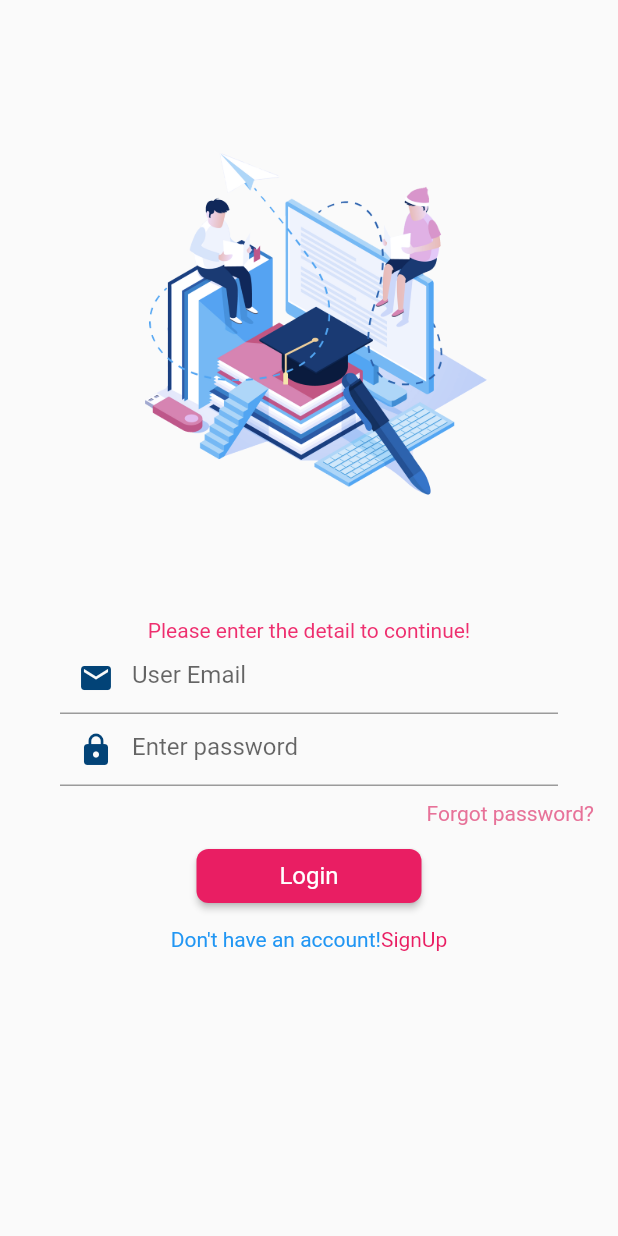
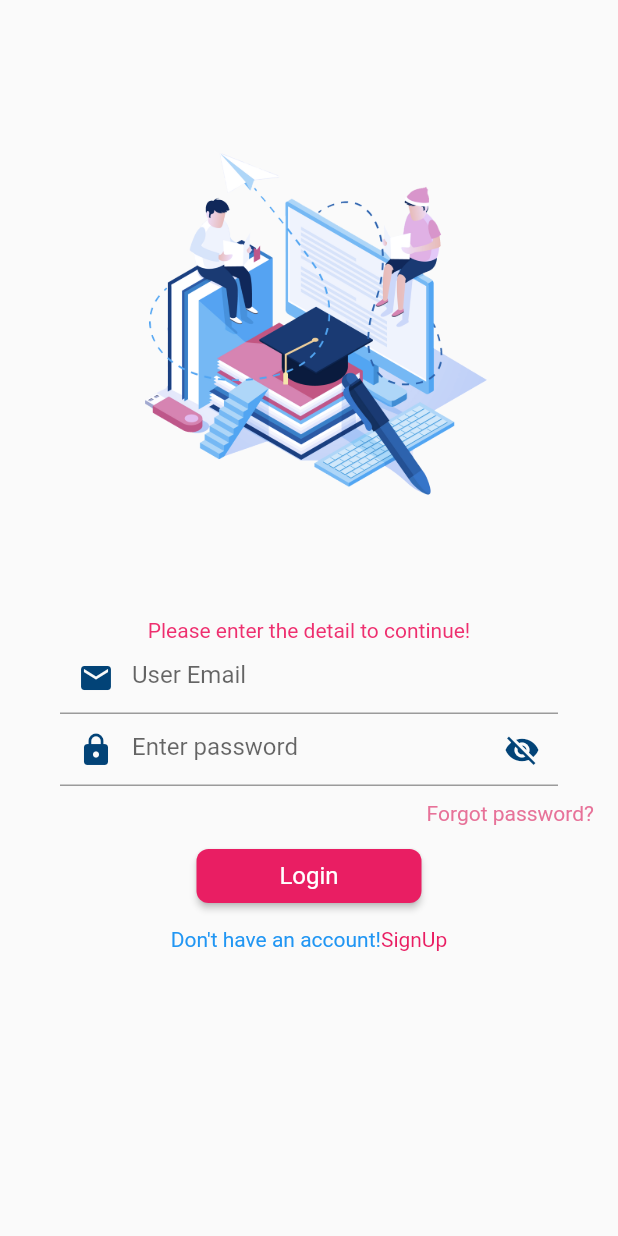
Before and after one commit to PhucHoangVan/English_Study_App_dev, a Flutter app: the screen it shows after launch, after a tap on "Login", on a phone screen of 412 x 824 dp. Run offline on Flutter 3.47's test engine with Material 2 defaults, Android fonts, the phone set to English and light mode, and no system bars; our stand-ins replace firebase_auth, firebase_core; accounts and stored records are empty; network calls fail.

Commit message:
Login/SignUp with firebase

```diff
--- a/english_study_app/lib/LoginScreen.dart
+++ b/english_study_app/lib/LoginScreen.dart
@@ -1,15 +1,19 @@
 import 'package:english_study_app/SignUpScreen.dart';
+import 'package:english_study_app/main.dart';
+import 'package:firebase_auth/firebase_auth.dart';
 import 'package:flutter/material.dart';
 
 class LoginScreen extends StatefulWidget {
   const LoginScreen({Key? key}) : super(key: key);
-
   @override
   State<LoginScreen> createState() => _LoginScreenState();
 }
 
 class _LoginScreenState extends State<LoginScreen> {
+  bool _isObscure = true;
   @override
+  TextEditingController _emailController = TextEditingController();
+  TextEditingController _passwordController = TextEditingController();
   Widget build(BuildContext context) {
     // ignore: avoid_unnecessary_containers
     return Scaffold(
@@ -40,27 +44,39 @@ class _LoginScreenState extends State<LoginScreen> {
                     ),
                   ),
                   const SizedBox(height: 0),
-                  const Padding(
-                    padding: EdgeInsets.fromLTRB(24, 0, 24, 0),
+                  Padding(
+                    padding: const EdgeInsets.fromLTRB(24, 0, 24, 0),
                     child: TextField(
+                      controller: _emailController,
                       keyboardType: TextInputType.emailAddress,
-                      decoration: InputDecoration(
+                      decoration: const InputDecoration(
                           hintText: "User Email",
                           prefixIcon: Icon(Icons.mail,
                               color: Color.fromARGB(255, 2, 67, 119))),
                     ),
                   ),
                   const SizedBox(height: 0),
-                  const Padding(
-                    padding: EdgeInsets.fromLTRB(24, 0, 24, 0),
+
+                  Padding(
+                    padding: const EdgeInsets.fromLTRB(24, 0, 24, 0),
                     child: TextField(
-                      obscureText: true,
-                      keyboardType: TextInputType.visiblePassword,
-                      decoration: InputDecoration(
-                          hintText: "Enter password",
-                          prefixIcon: Icon(Icons.lock,
-                              color: Color.fromARGB(255, 2, 67, 119))),
-                    ),
+                        controller: _passwordController,
+                        obscureText: _isObscure,
+                        keyboardType: TextInputType.visiblePassword,
+                        decoration: InputDecoration(
+                            hintText: "Enter password",
+                            prefixIcon: const Icon(Icons.lock,
+                                color: Color.fromARGB(255, 2, 67, 119)),
+                            suffixIcon: IconButton(
+                                onPressed: () {
+                                  setState(() {
+                                    _isObscure = !_isObscure;
+                                  });
+                                },
+                                icon: Icon(_isObscure
+                                    ? Icons.visibility_off
+                                    : Icons.visibility),
+                                color: const Color.fromARGB(255, 2, 67, 119)))),
                   ),
                   const SizedBox(height: 10),
                   // ignore: sized_box_for_whitespace
@@ -82,7 +98,21 @@ class _LoginScreenState extends State<LoginScreen> {
                           fillColor: Colors.pink,
                           shape: RoundedRectangleBorder(
                               borderRadius: BorderRadius.circular(8)),
-                          onPressed: () {},
+                          onPressed: () {
+                            FirebaseAuth.instance
+                                .signInWithEmailAndPassword(
+                                    email: _emailController.text,
+                                    password: _passwordController.text)
+                                .then((value) {
+                              Navigator.push(
+                                  context,
+                                  MaterialPageRoute(
+                                      builder: (context) =>
+                                          const SignUpScreen())); //Chuyển về HomeScreen
+                            }).onError((error, stackTrace) {
+                              print("Error ${error.toString()}");
+                            });
+                          },
                           child: const Text(
                             "Login",
                             style: TextStyle(color: Colors.white, fontSize: 16),
@@ -101,7 +131,7 @@ class _LoginScreenState extends State<LoginScreen> {
                           Navigator.push(
                               context,
                               MaterialPageRoute(
-                                  builder: (context) => SignUpScreen()));
+                                  builder: (context) => const SignUpScreen()));
                         },
                         child: const Text("SignUp",
                             style: TextStyle(color: Colors.pink)),
--- a/english_study_app/lib/main.dart
+++ b/english_study_app/lib/main.dart
@@ -1,7 +1,10 @@
+import 'package:firebase_core/firebase_core.dart';
 import 'package:flutter/material.dart';
 import './LoginScreen.dart';
 
-void main() {
+void main() /*async*/ {
+  // WidgetsFlutterBinding.ensureInitialized();
+  // await Firebase.initializeApp();
   runApp(const MyApp());
 }
 
@@ -12,11 +15,6 @@ class MyApp extends StatelessWidget {
   Widget build(BuildContext context) {
     return MaterialApp(
       title: 'English App',
-      // initialRoute: '/',
-      // routes: {
-      //   '/login': (context) => LoginScreen(),
-      //   '/signup': (context) => SignUpScreen(),
-      // },
       theme: ThemeData(
         primarySwatch: Colors.blue,
       ),
@@ -33,10 +31,26 @@ class HomePage extends StatefulWidget {
 }
 
 class _HomePageState extends State<HomePage> {
+  //Initialize Firebase
+  Future<FirebaseApp> _initializeFirebase() async {
+    FirebaseApp firebaseApp = await Firebase.initializeApp();
+    return firebaseApp;
+  }
+
   @override
   Widget build(BuildContext context) {
-    return const Scaffold(
-      body: LoginScreen(),
+    return Scaffold(
+      body: FutureBuilder(
+        future: _initializeFirebase(),
+        builder: (context, snapshot) {
+          if (snapshot.connectionState == ConnectionState.done) {
+            return const LoginScreen();
+          }
+          return const Center(
+            child: CircularProgressIndicator(),
+          );
+        },
+      ),
     );
   }
 }
--- a/english_study_app/pubspec.yaml
+++ b/english_study_app/pubspec.yaml
@@ -34,7 +34,10 @@ dependencies:
   # The following adds the Cupertino Icons font to your application.
   # Use with the CupertinoIcons class for iOS style icons.
   cupertino_icons: ^1.0.2
-
+  # Firebase auth and firebase core
+  # firebase_core: ^1.13.1
+  firebase_auth: ^3.3.11
+  firebase_core: ^1.12.0
 dev_dependencies:
   flutter_test:
     sdk: flutter
```
Also changed, not shown: english_study_app/lib/SignUpScreen.dart (+45 -10 lines), english_study_app/lib/src/fire_base/firebase_auth.dart (added), english_study_app/pubspec.lock, 3 other files.
